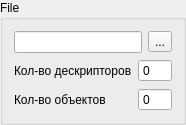
First picture: the form in widgets/filewidget.ui, repository gurmaaan/AdvancedPlot, before the edit.
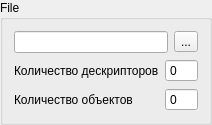
Second picture: the form after the edit.

What changed in the file:
```diff
--- a/widgets/filewidget.ui
+++ b/widgets/filewidget.ui
@@ -6,13 +6,16 @@
    <rect>
     <x>0</x>
     <y>0</y>
-    <width>186</width>
+    <width>212</width>
     <height>109</height>
    </rect>
   </property>
   <property name="windowTitle">
    <string>GroupBox</string>
   </property>
+  <property name="autoFillBackground">
+   <bool>true</bool>
+  </property>
   <property name="title">
    <string>File</string>
   </property>
@@ -36,7 +39,7 @@
      <item row="0" column="0">
       <widget class="QLabel" name="descrCnt_lbl">
        <property name="text">
-        <string>Кол-во дескрипторов</string>
+        <string>Количество дескрипторов</string>
        </property>
       </widget>
      </item>
@@ -53,7 +56,7 @@
      <item row="1" column="0">
       <widget class="QLabel" name="objctsCnt_lbl">
        <property name="text">
-        <string>Кол-во объектов</string>
+        <string>Количество объектов</string>
        </property>
       </widget>
      </item>
```
